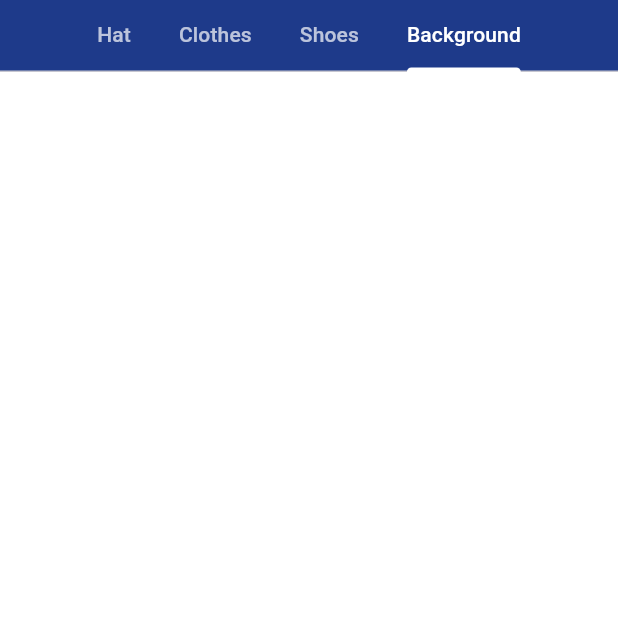
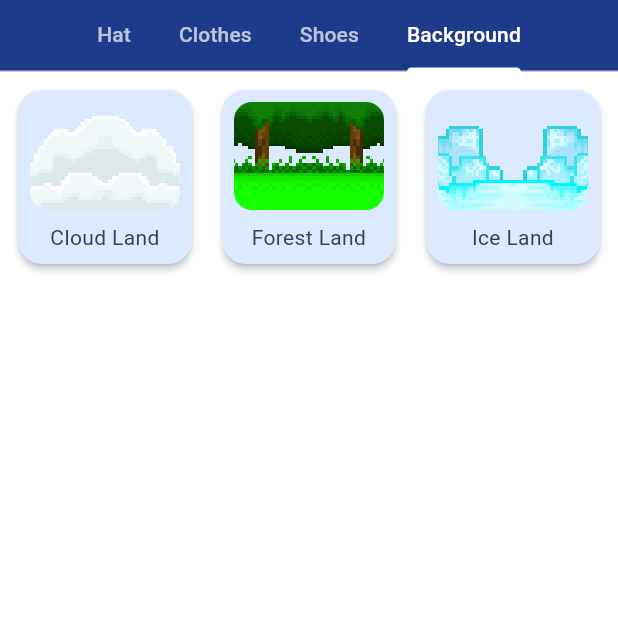
Before and after one commit to wkeav/Pocket_Penguin, a Flutter app: the WardrobeScreen screen opened directly, tab 4 chosen, on a phone screen of 412 x 824 dp, the top half of it. Run offline on Flutter 3.47's test engine with Material 3 defaults, Android fonts, the phone set to English and light mode, and no system bars; our stand-ins replace awesome_notifications, shared_preferences; accounts and stored records are empty.

Commit message:
Refactor game rendering logic and enhance wardrobe background options

```diff
--- a/frontend/pocket_penguin_app/lib/screens/wardrobe_screen.dart
+++ b/frontend/pocket_penguin_app/lib/screens/wardrobe_screen.dart
@@ -87,6 +87,27 @@ class WardrobeScreen extends StatelessWidget {
             fileName: 'pockp_drip_red',
             imagePath: 'images/shoes/pockp_drip_red.png',
           )
+        ];
+      case 'Background':
+        return [
+          WardrobeItem(
+            name: 'Cloud Land',
+            category: 'Background',
+            fileName: 'pockp_cloud_land_theme',
+            imagePath: 'images/backgrounds/pockp_cloud_land_theme.png',
+          ),
+          WardrobeItem(
+            name: 'Forest Land',
+            category: 'Background',
+            fileName: 'pockp_forest_land_theme',
+            imagePath: 'images/backgrounds/pockp_forest_land_theme.png',
+          ),
+          WardrobeItem(
+            name: 'Ice Land',
+            category: 'Background',
+            fileName: 'pockp_ice_land_theme',
+            imagePath: 'images/backgrounds/pockp_ice_land_theme.png',
+          ),
         ];
       default:
         return [];
@@ -203,7 +224,19 @@ class _ItemGrid extends StatelessWidget {
                   mainAxisAlignment: MainAxisAlignment.center,
                   children: [
                     Expanded(
-                      child: Transform.translate(
+                        child: item.category == 'Background'
+                            ? ClipRRect(
+                                borderRadius: BorderRadius.circular(12),
+                                child: Image.asset(
+                                  item.imagePath,
+                                  fit: BoxFit.cover,
+                                  width: double.infinity,
+                                  height: double.infinity,
+                                  isAntiAlias: false,
+                                  filterQuality: FilterQuality.none,
+                                ),
+                              )
+                            : Transform.translate(
                                 offset: offset,
                                 child: Transform.scale(
                                   scale: 2,
@@ -214,7 +247,7 @@ class _ItemGrid extends StatelessWidget {
                                     filterQuality: FilterQuality.none,
                                   ),
                                 ),
-                      )
+                              ),
                     ),
                     const SizedBox(height: 8),
                     Text(
```
Also changed, not shown: frontend/pocket_penguin_app/lib/main.dart (+15 -26 lines), frontend/pocket_penguin_app/lib/screens/gamebox.dart (+16 -6 lines). Lines whose indentation alone changed are shown as unchanged.
